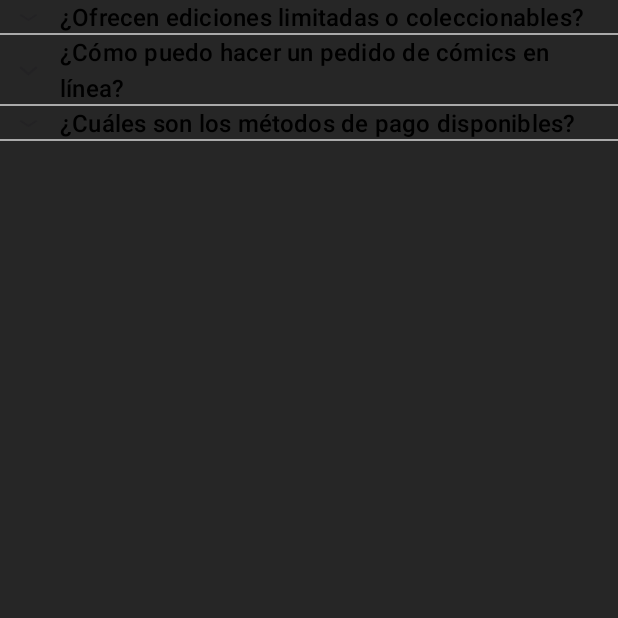
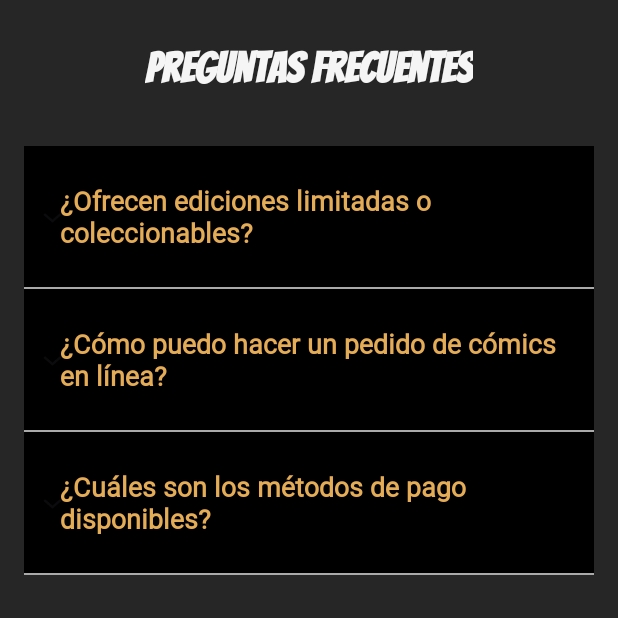
Before and after one commit to Web-Developers2-0/ProyectoIntegradorMobile, an Android app: the FaqActivity screen opened directly, with no data from a screen before it, on a phone screen of 412 x 824 dp, the top half of it. Run offline under Robolectric (Android 15) with nearby library versions, the light colour scheme and no system bars.

Commit message:
actualizo faq

```diff
--- a/app/src/main/java/com/example/planetsuperheroes/FaqActivity.java
+++ b/app/src/main/java/com/example/planetsuperheroes/FaqActivity.java
@@ -42,7 +42,7 @@ public class FaqActivity extends AppCompatActivity {
 
         // Añade las respuestas
         List<String> answer1 = new ArrayList<>();
-        answer1.add("Sí, contamos con ediciones limitadas y coleccionables. Puedes encontrarlos en nuestra sección de “Cómics Exclusivos”.");
+        answer1.add("Sí, contamos con ediciones limitadas y coleccionables. Puedes contactarte con nosotros para brindarte el catálogo.");
 
         List<String> answer2 = new ArrayList<>();
         answer2.add("Puedes hacer un pedido en nuestra tienda en línea seleccionando los cómics que te interesen y completando el proceso de pago.");
--- a/app/src/main/java/com/example/planetsuperheroes/FaqExpandableListAdapter.java
+++ b/app/src/main/java/com/example/planetsuperheroes/FaqExpandableListAdapter.java
@@ -13,8 +13,8 @@ import java.util.List;
 public class FaqExpandableListAdapter extends BaseExpandableListAdapter {
 
     private Context context;
-    private List<String> listQuestions;
-    private HashMap<String, List<String>> listAnswers;
+    private List<String> listQuestions;  // Lista de preguntas (grupos)
+    private HashMap<String, List<String>> listAnswers;  // Mapa de preguntas a respuestas (grupos a hijos)
 
     public FaqExpandableListAdapter(Context context, List<String> listQuestions,
                                     HashMap<String, List<String>> listAnswers) {
@@ -25,65 +25,65 @@ public class FaqExpandableListAdapter extends BaseExpandableListAdapter {
 
     @Override
     public int getGroupCount() {
-        return listQuestions.size();
+        return listQuestions.size();  // Devuelve el número de preguntas
     }
 
     @Override
     public int getChildrenCount(int groupPosition) {
-        return listAnswers.get(listQuestions.get(groupPosition)).size();
+        return listAnswers.get(listQuestions.get(groupPosition)).size();  // Devuelve el número de respuestas para una pregunta
     }
 
     @Override
     public Object getGroup(int groupPosition) {
-        return listQuestions.get(groupPosition);
+        return listQuestions.get(groupPosition);  // Devuelve la pregunta en la posición especificada
     }
 
     @Override
     public Object getChild(int groupPosition, int childPosition) {
-        return listAnswers.get(listQuestions.get(groupPosition)).get(childPosition);
+        return listAnswers.get(listQuestions.get(groupPosition)).get(childPosition);  // Devuelve la respuesta en la posición especificada
     }
 
     @Override
     public long getGroupId(int groupPosition) {
-        return groupPosition;
+        return groupPosition;  // Devuelve el ID de la pregunta
     }
 
     @Override
     public long getChildId(int groupPosition, int childPosition) {
-        return childPosition;
+        return childPosition;  // Devuelve el ID de la respuesta
     }
 
     @Override
     public boolean hasStableIds() {
-        return false;
+        return false;  // Indica si los IDs son estables (en este caso, no)
     }
 
     @Override
     public View getGroupView(int groupPosition, boolean isExpanded, View convertView, ViewGroup parent) {
-        String question = (String) getGroup(groupPosition);
+        String question = (String) getGroup(groupPosition);  // Obtiene la pregunta
         if (convertView == null) {
             LayoutInflater inflater = (LayoutInflater) this.context.getSystemService(Context.LAYOUT_INFLATER_SERVICE);
-            convertView = inflater.inflate(android.R.layout.simple_expandable_list_item_1, null);
+            convertView = inflater.inflate(R.layout.faq_list_group, null);  // Infla el layout para las preguntas (grupos)
         }
-        TextView questionText = (TextView) convertView.findViewById(android.R.id.text1);
+        TextView questionText = (TextView) convertView.findViewById(R.id.question_text);  // Asigna la pregunta al TextView
         questionText.setText(question);
-        return convertView;
+        return convertView;  // Retorna la vista de la pregunta
     }
 
     @Override
     public View getChildView(int groupPosition, int childPosition, boolean isLastChild, View convertView, ViewGroup parent) {
-        final String answer = (String) getChild(groupPosition, childPosition);
+        final String answer = (String) getChild(groupPosition, childPosition);  // Obtiene la respuesta
         if (convertView == null) {
             LayoutInflater inflater = (LayoutInflater) this.context.getSystemService(Context.LAYOUT_INFLATER_SERVICE);
-            convertView = inflater.inflate(android.R.layout.simple_list_item_1, null);
+            convertView = inflater.inflate(R.layout.faq_list_item, null);  // Infla el layout para las respuestas (hijos)
         }
-        TextView answerText = (TextView) convertView.findViewById(android.R.id.text1);
+        TextView answerText = (TextView) convertView.findViewById(R.id.answer_text);  // Asigna la respuesta al TextView
         answerText.setText(answer);
-        return convertView;
+        return convertView;  // Retorna la vista de la respuesta
     }
 
     @Override
     public boolean isChildSelectable(int groupPosition, int childPosition) {
-        return true;
+        return true;  // Indica si las respuestas son seleccionables (en este caso, sí)
     }
 }
--- a/app/src/main/res/layout/faq_activity.xml
+++ b/app/src/main/res/layout/faq_activity.xml
@@ -1,5 +1,6 @@
 <?xml version="1.0" encoding="utf-8"?>
-<androidx.constraintlayout.widget.ConstraintLayout xmlns:android="http://schemas.android.com/apk/res/android"
+<androidx.constraintlayout.widget.ConstraintLayout
+    xmlns:android="http://schemas.android.com/apk/res/android"
     xmlns:app="http://schemas.android.com/apk/res-auto"
     xmlns:tools="http://schemas.android.com/tools"
     android:layout_width="match_parent"
@@ -7,6 +8,24 @@
     android:background="@color/background_dark"
     tools:context=".FaqActivity">
 
+    <!-- Título Preguntas Frecuentes -->
+    <TextView
+        android:id="@+id/faq_title"
+        android:layout_width="wrap_content"
+        android:layout_height="wrap_content"
+        android:text="Preguntas Frecuentes"
+        android:textColor="@color/on_primary_dark"
+        android:textSize="28sp"
+        android:textStyle="bold"
+        android:fontFamily="@font/bangersregular"
+        android:paddingTop="16dp"
+        android:paddingBottom="16dp"
+        app:layout_constraintTop_toTopOf="parent"
+        app:layout_constraintStart_toStartOf="parent"
+        app:layout_constraintEnd_toEndOf="parent"
+        app:layout_constraintHorizontal_bias="0.5"/>
+
+    <!-- Expandable ListView para las preguntas -->
     <ExpandableListView
         android:id="@+id/expandableListView"
         android:layout_width="0dp"
@@ -14,9 +33,11 @@
         android:divider="@android:color/darker_gray"
         android:dividerHeight="1dp"
         android:indicatorLeft="?android:attr/expandableListPreferredItemIndicatorLeft"
-        app:layout_constraintTop_toTopOf="parent"
+        android:background="@color/background_dark"
+        app:layout_constraintTop_toBottomOf="@id/faq_title"
         app:layout_constraintBottom_toBottomOf="parent"
         app:layout_constraintStart_toStartOf="parent"
-        app:layout_constraintEnd_toEndOf="parent" />
+        app:layout_constraintEnd_toEndOf="parent"
+        android:padding="16dp"/>
 
 </androidx.constraintlayout.widget.ConstraintLayout>
--- /dev/null
+++ b/app/src/main/res/layout/faq_list_group.xml
@@ -0,0 +1,25 @@
+<?xml version="1.0" encoding="utf-8"?>
+<androidx.constraintlayout.widget.ConstraintLayout
+    xmlns:android="http://schemas.android.com/apk/res/android"
+    xmlns:app="http://schemas.android.com/apk/res-auto"
+    android:layout_width="match_parent"
+    android:layout_height="wrap_content"
+    android:padding="16dp"
+    android:background="@color/black">
+
+    <!-- TextView para las preguntas -->
+    <TextView
+        android:id="@+id/question_text"
+        android:layout_width="0dp"
+        android:layout_height="wrap_content"
+        android:textColor="@color/text_secondary_dark"
+        android:textSize="18sp"
+        android:textStyle="bold"
+        android:fontFamily="@font/interregular"
+        android:padding="8dp"
+        app:layout_constraintStart_toStartOf="parent"
+        app:layout_constraintEnd_toEndOf="parent"
+        app:layout_constraintTop_toTopOf="parent"
+        app:layout_constraintBottom_toBottomOf="parent" />
+
+</androidx.constraintlayout.widget.ConstraintLayout>
```
Also changed, not shown: app/src/main/res/layout/faq_list_item.xml (added, +25 -0 lines).
